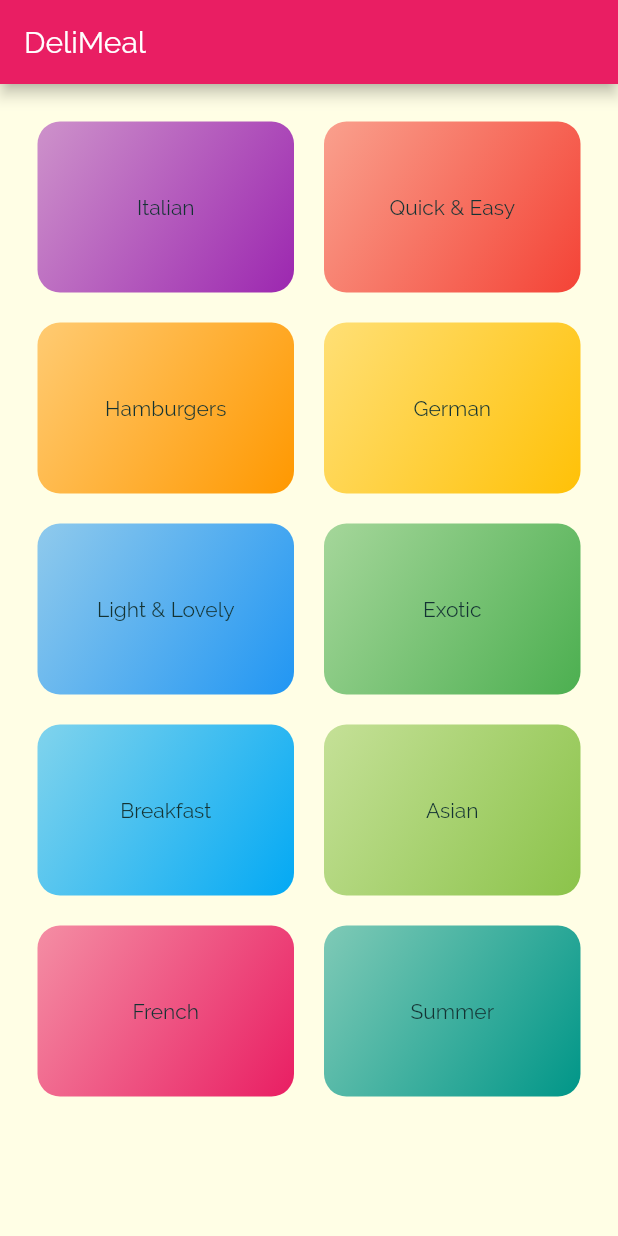
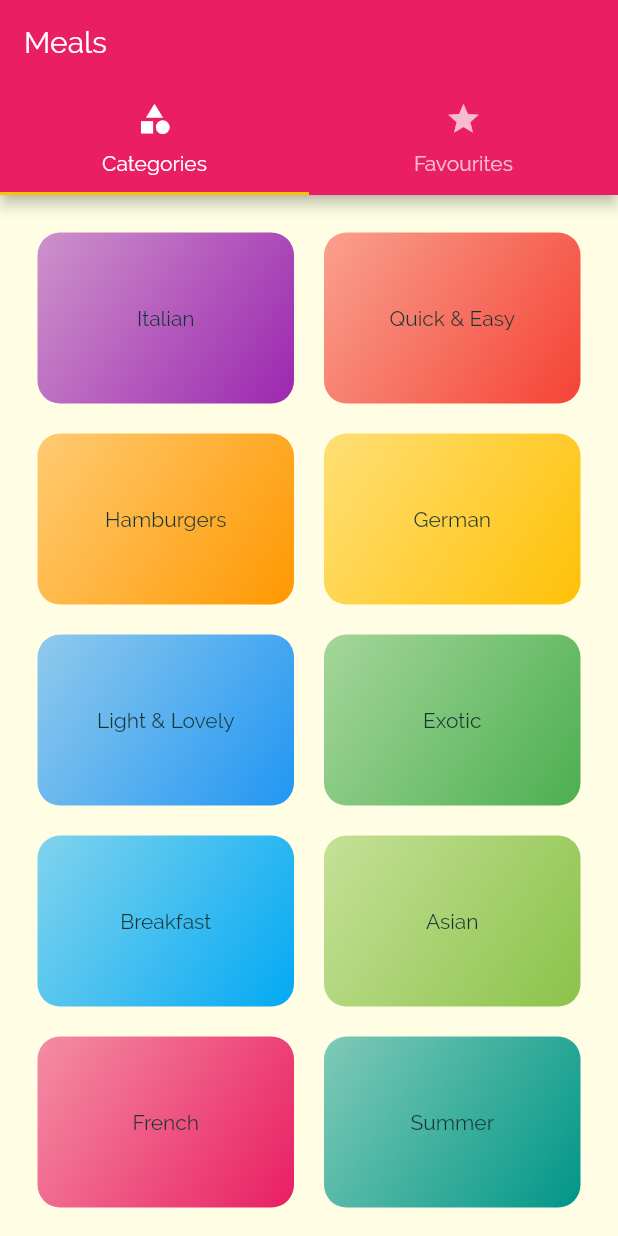
Before and after one commit to imshivamdwivedi/Meals, a Flutter app: the screen it shows after launch, on a phone screen of 412 x 824 dp. Run offline on Flutter 3.47's test engine with Material 2 defaults, Android fonts, the phone set to English and light mode, and no system bars.

Commit message:
implemnted tab bar

```diff
--- a/lib/main.dart
+++ b/lib/main.dart
@@ -1,6 +1,7 @@
 import 'package:flutter/material.dart';
+
+import './screens/tabs_screen.dart';
 import './screens/meal_detail_screen.dart';
-
 import './screens/category_meals_screen.dart';
 import './screens/categories_screen.dart';
 
@@ -33,7 +34,7 @@ class MyApp extends StatelessWidget {
       // home: CategorieScreen(),
       initialRoute: '/',
       routes: {
-        '/': (ctx) => CategorieScreen(),
+        '/': (ctx) => TabsScreen(),
         CategoryMealsScreen.routeName: (ctx) => CategoryMealsScreen(),
         MealDetailScreen.routeName: (ctx) => MealDetailScreen(),
       },
--- a/lib/screens/categories_screen.dart
+++ b/lib/screens/categories_screen.dart
@@ -8,11 +8,7 @@ class CategorieScreen extends StatelessWidget {
 
   @override
   Widget build(BuildContext context) {
-    return Scaffold(
-      appBar: AppBar(
-        title: const Text("DeliMeal"),
-      ),
-      body: GridView(
+    return GridView(
       padding: const EdgeInsets.all(25),
       children: DUMMY_CATEGORIES
           .map((catData) => CatgoryItem(
@@ -23,7 +19,6 @@ class CategorieScreen extends StatelessWidget {
           childAspectRatio: 3 / 2,
           crossAxisSpacing: 20,
           mainAxisSpacing: 20),
-      ),
     );
   }
 }
--- /dev/null
+++ b/lib/screens/favourite_screen.dart
@@ -0,0 +1,14 @@
+import 'package:flutter/material.dart';
+
+class FavouritesScreen extends StatelessWidget {
+  const FavouritesScreen({Key? key}) : super(key: key);
+
+  @override
+  Widget build(BuildContext context) {
+    return Container(
+      child: Center(
+        child: Text('The Fav'),
+      ),
+    );
+  }
+}
--- a/lib/screens/tabs_screen.dart
+++ b/lib/screens/tabs_screen.dart
@@ -0,0 +1,40 @@
+import 'package:flutter/material.dart';
+
+import '../screens/favourite_screen.dart';
+import './categories_screen.dart';
+
+class TabsScreen extends StatefulWidget {
+  const TabsScreen({Key? key}) : super(key: key);
+
+  @override
+  _TabsScreenState createState() => _TabsScreenState();
+}
+
+class _TabsScreenState extends State<TabsScreen> {
+  @override
+  Widget build(BuildContext context) {
+    return DefaultTabController(
+      length: 2,
+      child: Scaffold(
+        appBar: AppBar(
+          title: Text('Meals'),
+          bottom: TabBar(
+            tabs: [
+              Tab(
+                icon: Icon(Icons.category),
+                text: 'Categories',
+              ),
+              Tab(
+                icon: Icon(Icons.star),
+                text: 'Favourites',
+              ),
+            ],
+          ),
+        ),
+        body: TabBarView(
+          children: [CategorieScreen(), FavouritesScreen()],
+        ),
+      ),
+    );
+  }
+}
```
Lines whose indentation alone changed are shown as unchanged.
